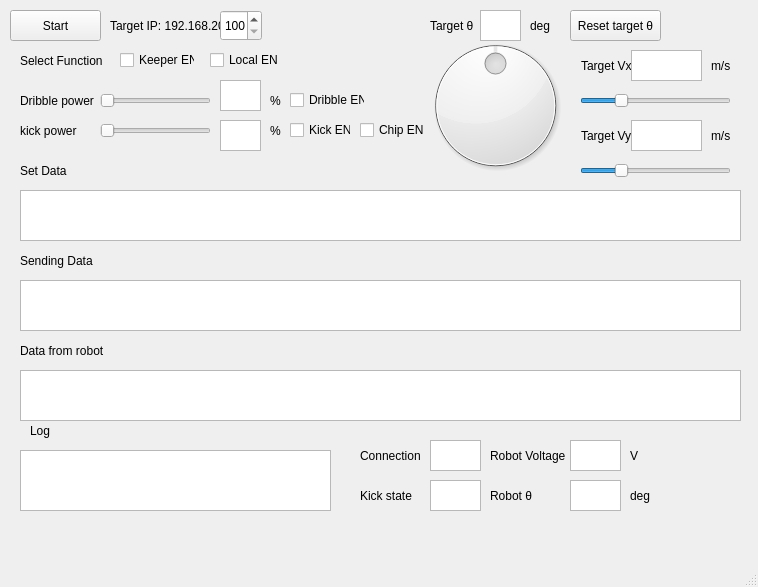
Before: the Qt Designer form Qt Communication Tester/Qt_Communication_Tester/qt_communication_tester.ui in ibis-ssl/GUI_Qt, drawn with Qt 5.
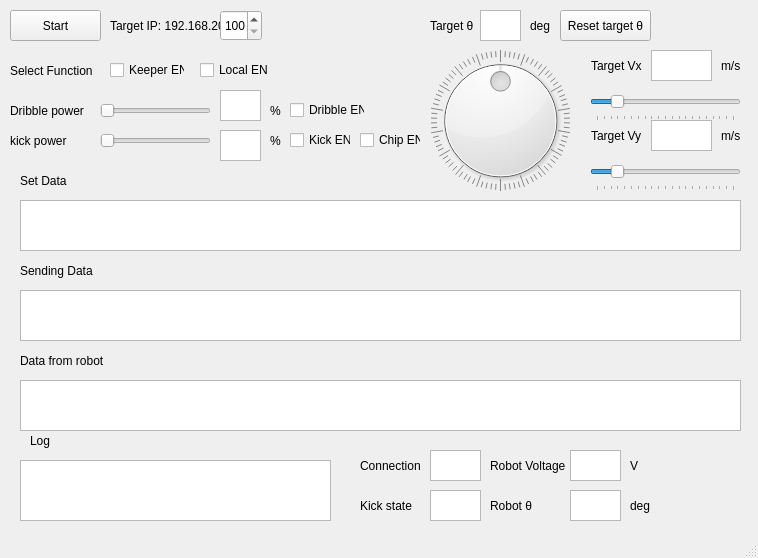
After: the same form once the commit is applied.

Patch:
```diff
--- a/Qt Communication Tester/Qt_Communication_Tester/qt_communication_tester.ui
+++ b/Qt Communication Tester/Qt_Communication_Tester/qt_communication_tester.ui
@@ -7,7 +7,7 @@
     <x>0</x>
     <y>0</y>
     <width>758</width>
-    <height>587</height>
+    <height>558</height>
    </rect>
   </property>
   <property name="windowTitle">
@@ -44,8 +44,8 @@
     <property name="geometry">
      <rect>
       <x>360</x>
-      <y>120</y>
-      <width>75</width>
+      <y>130</y>
+      <width>61</width>
       <height>20</height>
      </rect>
     </property>
@@ -56,8 +56,8 @@
    <widget class="QCheckBox" name="keeperEN">
     <property name="geometry">
      <rect>
-      <x>120</x>
-      <y>50</y>
+      <x>110</x>
+      <y>60</y>
       <width>75</width>
       <height>20</height>
      </rect>
@@ -72,8 +72,8 @@
     </property>
     <property name="geometry">
      <rect>
-      <x>210</x>
-      <y>50</y>
+      <x>200</x>
+      <y>60</y>
       <width>75</width>
       <height>20</height>
      </rect>
@@ -85,8 +85,8 @@
    <widget class="QLabel" name="label_2">
     <property name="geometry">
      <rect>
-      <x>20</x>
-      <y>50</y>
+      <x>10</x>
+      <y>60</y>
       <width>111</width>
       <height>21</height>
      </rect>
@@ -99,7 +99,7 @@
     <property name="geometry">
      <rect>
       <x>20</x>
-      <y>280</y>
+      <y>290</y>
       <width>721</width>
       <height>51</height>
      </rect>
@@ -109,7 +109,7 @@
     <property name="geometry">
      <rect>
       <x>20</x>
-      <y>250</y>
+      <y>260</y>
       <width>111</width>
       <height>21</height>
      </rect>
@@ -122,7 +122,7 @@
     <property name="geometry">
      <rect>
       <x>20</x>
-      <y>370</y>
+      <y>380</y>
       <width>721</width>
       <height>51</height>
      </rect>
@@ -132,7 +132,7 @@
     <property name="geometry">
      <rect>
       <x>20</x>
-      <y>340</y>
+      <y>350</y>
       <width>111</width>
       <height>21</height>
      </rect>
@@ -145,7 +145,7 @@
     <property name="geometry">
      <rect>
       <x>20</x>
-      <y>450</y>
+      <y>460</y>
       <width>311</width>
       <height>61</height>
      </rect>
@@ -155,7 +155,7 @@
     <property name="geometry">
      <rect>
       <x>30</x>
-      <y>420</y>
+      <y>430</y>
       <width>41</width>
       <height>21</height>
      </rect>
@@ -184,7 +184,7 @@
     <property name="geometry">
      <rect>
       <x>100</x>
-      <y>120</y>
+      <y>130</y>
       <width>111</width>
       <height>22</height>
      </rect>
@@ -199,8 +199,8 @@
    <widget class="QLabel" name="label_7">
     <property name="geometry">
      <rect>
-      <x>20</x>
-      <y>90</y>
+      <x>10</x>
+      <y>100</y>
       <width>81</width>
       <height>21</height>
      </rect>
@@ -213,7 +213,7 @@
     <property name="geometry">
      <rect>
       <x>100</x>
-      <y>90</y>
+      <y>100</y>
       <width>111</width>
       <height>21</height>
      </rect>
@@ -228,8 +228,8 @@
    <widget class="QLabel" name="label_8">
     <property name="geometry">
      <rect>
-      <x>20</x>
-      <y>120</y>
+      <x>10</x>
+      <y>130</y>
       <width>71</width>
       <height>21</height>
      </rect>
@@ -242,7 +242,7 @@
     <property name="geometry">
      <rect>
       <x>290</x>
-      <y>120</y>
+      <y>130</y>
       <width>61</width>
       <height>20</height>
      </rect>
@@ -255,7 +255,7 @@
     <property name="geometry">
      <rect>
       <x>290</x>
-      <y>90</y>
+      <y>100</y>
       <width>75</width>
       <height>20</height>
      </rect>
@@ -268,7 +268,7 @@
     <property name="geometry">
      <rect>
       <x>220</x>
-      <y>80</y>
+      <y>90</y>
       <width>41</width>
       <height>31</height>
      </rect>
@@ -278,7 +278,7 @@
     <property name="geometry">
      <rect>
       <x>220</x>
-      <y>120</y>
+      <y>130</y>
       <width>41</width>
       <height>31</height>
      </rect>
@@ -288,7 +288,7 @@
     <property name="geometry">
      <rect>
       <x>270</x>
-      <y>90</y>
+      <y>100</y>
       <width>21</width>
       <height>21</height>
      </rect>
@@ -301,7 +301,7 @@
     <property name="geometry">
      <rect>
       <x>270</x>
-      <y>120</y>
+      <y>130</y>
       <width>21</width>
       <height>21</height>
      </rect>
@@ -314,7 +314,7 @@
     <property name="geometry">
      <rect>
       <x>20</x>
-      <y>160</y>
+      <y>170</y>
       <width>111</width>
       <height>21</height>
      </rect>
@@ -327,7 +327,7 @@
     <property name="geometry">
      <rect>
       <x>20</x>
-      <y>190</y>
+      <y>200</y>
       <width>721</width>
       <height>51</height>
      </rect>
@@ -336,10 +336,10 @@
    <widget class="QDial" name="target_theta">
     <property name="geometry">
      <rect>
-      <x>420</x>
-      <y>30</y>
-      <width>151</width>
-      <height>151</height>
+      <x>430</x>
+      <y>50</y>
+      <width>141</width>
+      <height>141</height>
      </rect>
     </property>
     <property name="maximum">
@@ -355,7 +355,7 @@
      <bool>true</bool>
     </property>
     <property name="notchesVisible">
-     <bool>false</bool>
+     <bool>true</bool>
     </property>
    </widget>
    <widget class="QLabel" name="label_11">
@@ -397,28 +397,31 @@
    <widget class="QSlider" name="vx">
     <property name="geometry">
      <rect>
-      <x>580</x>
+      <x>590</x>
       <y>90</y>
       <width>151</width>
-      <height>22</height>
+      <height>31</height>
      </rect>
     </property>
     <property name="maximum">
      <number>200</number>
     </property>
     <property name="value">
-     <number>50</number>
+     <number>30</number>
     </property>
     <property name="orientation">
      <enum>Qt::Horizontal</enum>
     </property>
+    <property name="tickPosition">
+     <enum>QSlider::TicksBelow</enum>
+    </property>
    </widget>
    <widget class="QTextBrowser" name="show_vy">
     <property name="geometry">
      <rect>
-      <x>631</x>
+      <x>651</x>
       <y>120</y>
-      <width>71</width>
+      <width>61</width>
       <height>31</height>
      </rect>
     </property>
@@ -426,7 +429,7 @@
    <widget class="QLabel" name="label_13">
     <property name="geometry">
      <rect>
-      <x>711</x>
+      <x>721</x>
       <y>120</y>
       <width>31</width>
       <height>31</height>
@@ -439,7 +442,7 @@
    <widget class="QLabel" name="label_14">
     <property name="geometry">
      <rect>
-      <x>581</x>
+      <x>591</x>
       <y>120</y>
       <width>51</width>
       <height>31</height>
@@ -452,7 +455,7 @@
    <widget class="QLabel" name="label_15">
     <property name="geometry">
      <rect>
-      <x>711</x>
+      <x>721</x>
       <y>50</y>
       <width>31</width>
       <height>31</height>
@@ -465,7 +468,7 @@
    <widget class="QLabel" name="label_16">
     <property name="geometry">
      <rect>
-      <x>581</x>
+      <x>591</x>
       <y>50</y>
       <width>51</width>
       <height>31</height>
@@ -478,9 +481,9 @@
    <widget class="QTextBrowser" name="show_vx">
     <property name="geometry">
      <rect>
-      <x>631</x>
+      <x>651</x>
       <y>50</y>
-      <width>71</width>
+      <width>61</width>
       <height>31</height>
      </rect>
     </property>
@@ -488,27 +491,30 @@
    <widget class="QSlider" name="vy">
     <property name="geometry">
      <rect>
-      <x>580</x>
+      <x>590</x>
       <y>160</y>
       <width>151</width>
-      <height>22</height>
+      <height>31</height>
      </rect>
     </property>
     <property name="maximum">
      <number>200</number>
     </property>
     <property name="value">
-     <number>50</number>
+     <number>30</number>
     </property>
     <property name="orientation">
      <enum>Qt::Horizontal</enum>
     </property>
+    <property name="tickPosition">
+     <enum>QSlider::TicksBelow</enum>
+    </property>
    </widget>
    <widget class="QTextBrowser" name="show_robot_theta">
     <property name="geometry">
      <rect>
       <x>570</x>
-      <y>480</y>
+      <y>490</y>
       <width>51</width>
       <height>31</height>
      </rect>
@@ -518,7 +524,7 @@
     <property name="geometry">
      <rect>
       <x>630</x>
-      <y>480</y>
+      <y>490</y>
       <width>41</width>
       <height>31</height>
      </rect>
@@ -531,7 +537,7 @@
     <property name="geometry">
      <rect>
       <x>490</x>
-      <y>480</y>
+      <y>490</y>
       <width>51</width>
       <height>31</height>
      </rect>
@@ -544,7 +550,7 @@
     <property name="geometry">
      <rect>
       <x>490</x>
-      <y>440</y>
+      <y>450</y>
       <width>81</width>
       <height>31</height>
      </rect>
@@ -557,7 +563,7 @@
     <property name="geometry">
      <rect>
       <x>630</x>
-      <y>440</y>
+      <y>450</y>
       <width>41</width>
       <height>31</height>
      </rect>
@@ -570,7 +576,7 @@
     <property name="geometry">
      <rect>
       <x>570</x>
-      <y>440</y>
+      <y>450</y>
       <width>51</width>
       <height>31</height>
      </rect>
@@ -580,7 +586,7 @@
     <property name="geometry">
      <rect>
       <x>360</x>
-      <y>440</y>
+      <y>450</y>
       <width>61</width>
       <height>31</height>
      </rect>
@@ -593,7 +599,7 @@
     <property name="geometry">
      <rect>
       <x>430</x>
-      <y>440</y>
+      <y>450</y>
       <width>51</width>
       <height>31</height>
      </rect>
@@ -603,7 +609,7 @@
     <property name="geometry">
      <rect>
       <x>360</x>
-      <y>480</y>
+      <y>490</y>
       <width>61</width>
       <height>31</height>
      </rect>
@@ -616,7 +622,7 @@
     <property name="geometry">
      <rect>
       <x>430</x>
-      <y>480</y>
+      <y>490</y>
       <width>51</width>
       <height>31</height>
      </rect>
@@ -625,7 +631,7 @@
    <widget class="QPushButton" name="reset_theta">
     <property name="geometry">
      <rect>
-      <x>570</x>
+      <x>560</x>
       <y>10</y>
       <width>91</width>
       <height>31</height>
```
